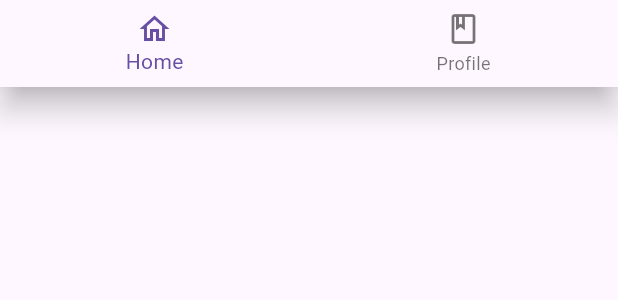
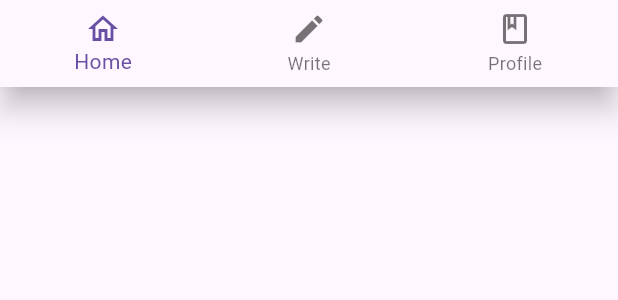
Before and after one commit to GDSC-Readbook/Frontend, a Flutter app: the CustomBottomNavigationBar widget shown alone on an empty page, opened directly, on a phone screen of 412 x 824 dp. Shown: the top 300 px of the screen. Run offline on Flutter 3.47's test engine with Material 3 defaults, Android fonts, the phone set to English and light mode, and no system bars; our stand-ins replace flutter_tts, shared_preferences; accounts and stored records are empty; network calls fail.

Commit message:
로그인, 하단바 추가

```diff
--- a/lib/screens/auth.dart
+++ b/lib/screens/auth.dart
@@ -1,9 +1,7 @@
 import 'dart:convert';
 import 'dart:io';
 import 'package:http/http.dart' as http;
-
 import 'package:flutter/material.dart';
-
 import 'package:readbook_hr/screens/select.dart';
 
 class AuthScreen extends StatefulWidget {
--- a/lib/screens/select.dart
+++ b/lib/screens/select.dart
@@ -220,6 +220,9 @@ class _SelectScreenState extends State<SelectScreen> {
             // Navigator.of(context).pushReplacement(MaterialPageRoute(builder: (_) => const SelectScreen()));
           } else if (index == 1) {
             Navigator.of(context).pushReplacement(
+                MaterialPageRoute(builder: (_) => const AddStoryScreen()));
+          } else {
+            Navigator.of(context).pushReplacement(
                 MaterialPageRoute(builder: (_) => const MyProfileScreen()));
           }
         },
--- a/lib/widgets/navbar.dart
+++ b/lib/widgets/navbar.dart
@@ -25,6 +25,11 @@ class _CustomBottomNavigationBarState extends State<CustomBottomNavigationBar> {
           label: 'Home',
         ),
         BottomNavigationBarItem(
+          icon: Icon(Icons
+              .create), // Icon for story writing, can be changed according to design preferences
+          label: 'Write', // Label for the story creation tab
+        ),
+        BottomNavigationBarItem(
           icon: Icon(Icons.book_outlined),
           label: 'Profile',
         ),
```
